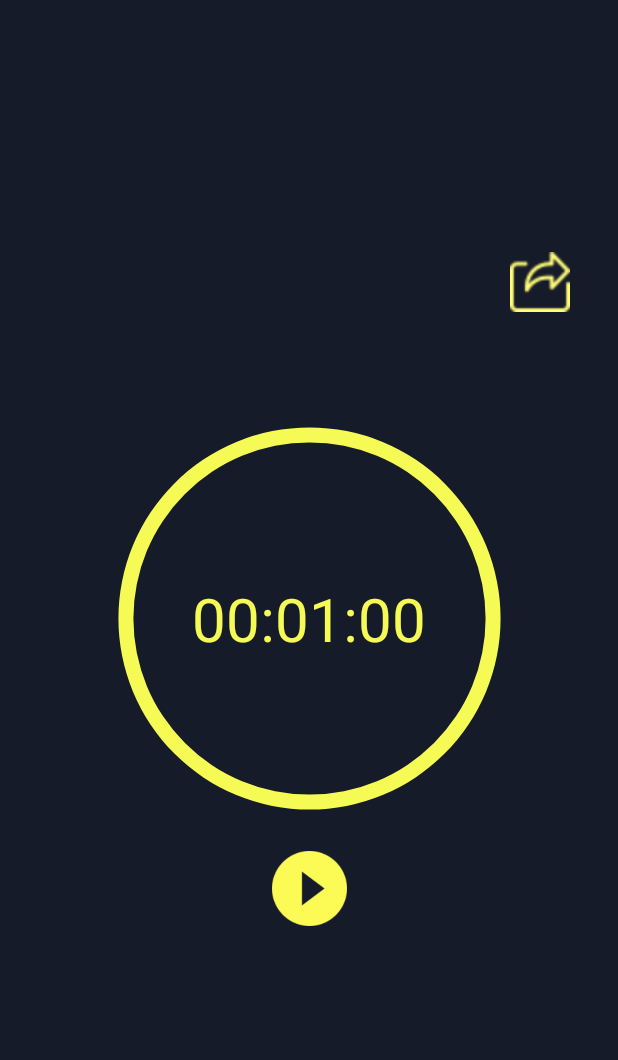
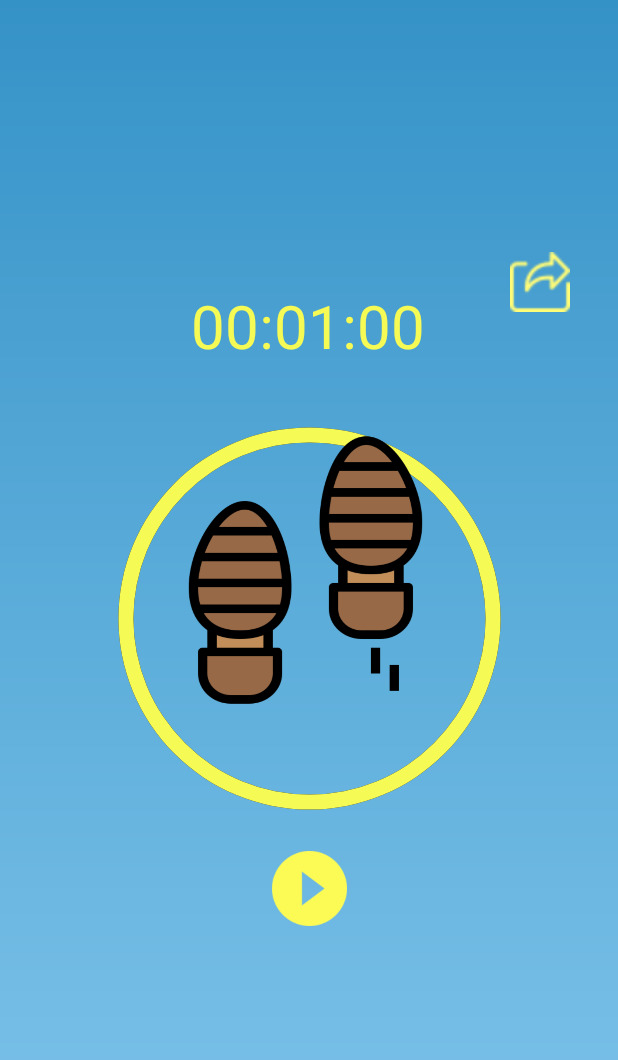
Before and after one commit to moo-nerim/keepWalking, an Android app: the screen it shows after launch (MainActivity), on a phone screen of 412 x 824 dp. Shown: the top 1060 px of the screen. Run offline under Robolectric (Android 15) with nearby library versions, the phone set to English and light mode, and no system bars; libraries missing offline, so code that uses them is left out: com.kakao.kakaolink, com.kakao.message, com.kakao.network, com.kakao.util, org.tensorflow.contrib; 2 statements that could not run were skipped.

Commit message:
Added walking animation & editing main design

```diff
--- a/app/src/main/java/com/example/gait_health_prediction_androidphone/MainActivity.java
+++ b/app/src/main/java/com/example/gait_health_prediction_androidphone/MainActivity.java
@@ -5,9 +5,8 @@ import android.accounts.Account;
 import android.accounts.AccountManager;
 import android.content.Context;
 import android.content.Intent;
-import android.content.pm.PackageInfo;
 import android.content.pm.PackageManager;
-import android.content.pm.Signature;
+import android.graphics.drawable.AnimationDrawable;
 import android.hardware.Sensor;
 import android.hardware.SensorEvent;
 import android.hardware.SensorEventListener;
@@ -21,14 +20,10 @@ import android.widget.EditText;
 import android.widget.ImageView;
 import android.widget.ProgressBar;
 import android.widget.TextView;
-import android.widget.Toast;
 
 import androidx.appcompat.app.AppCompatActivity;
 import androidx.core.app.ActivityCompat;
 
-import com.jjoe64.graphview.GraphView;
-import com.jjoe64.graphview.series.DataPoint;
-import com.jjoe64.graphview.series.LineGraphSeries;
 import com.kakao.kakaolink.v2.KakaoLinkResponse;
 import com.kakao.kakaolink.v2.KakaoLinkService;
 import com.kakao.message.template.ButtonObject;
@@ -41,9 +36,6 @@ import com.kakao.network.callback.ResponseCallback;
 import com.kakao.util.helper.log.Logger;
 
 import java.io.Serializable;
-import java.math.BigDecimal;
-import java.security.MessageDigest;
-import java.security.NoSuchAlgorithmException;
 import java.util.ArrayList;
 import java.util.Arrays;
 import java.util.HashMap;
@@ -117,7 +109,7 @@ public class MainActivity extends AppCompatActivity implements SensorEventListen
     private ImageView imageViewReset;
     private ImageView imageViewStartStop;
     private CountDownTimer countDownTimer;
-    private ImageView kakaoLinkBtn;
+    public ImageView kakaoLinkBtn;
 
     @Override
     protected void onCreate(Bundle savedInstanceState) {
@@ -173,9 +165,11 @@ public class MainActivity extends AppCompatActivity implements SensorEventListen
         ly = new ArrayList<>();
         lz = new ArrayList<>();
 
-        Log.e("getKeyHash", "" + getKeyHash(MainActivity.this));
+//        Log.e("getKeyHash", "" + getKeyHash(MainActivity.this));
 
         classifier = new ActivityClassifier(getApplicationContext());
+//        ShareKakao sh = new ShareKakao();
+//        sh.click();
 
         kakaoLinkBtn.setOnClickListener(v -> {
             FeedTemplate params = FeedTemplate
@@ -215,27 +209,28 @@ public class MainActivity extends AppCompatActivity implements SensorEventListen
         context_main1 = this;
     }
 
-    public static String getKeyHash(final Context context) {
-        PackageManager pm = context.getPackageManager();
-        try {
-            PackageInfo packageInfo = pm.getPackageInfo(context.getPackageName(), PackageManager.GET_SIGNATURES);
-            if (packageInfo == null)
-                return null;
-
-            for (Signature signature : packageInfo.signatures) {
-                try {
-                    MessageDigest md = MessageDigest.getInstance("SHA");
-                    md.update(signature.toByteArray());
-                    return android.util.Base64.encodeToString(md.digest(), android.util.Base64.NO_WRAP);
-                } catch (NoSuchAlgorithmException e) {
-                    e.printStackTrace();
-                }
-            }
-        } catch (PackageManager.NameNotFoundException e) {
-            e.printStackTrace();
-        }
-        return null;
-    }
+//      HashKey 얻기
+//    public static String getKeyHash(final Context context) {
+//        PackageManager pm = context.getPackageManager();
+//        try {
+//            PackageInfo packageInfo = pm.getPackageInfo(context.getPackageName(), PackageManager.GET_SIGNATURES);
+//            if (packageInfo == null)
+//                return null;
+//
+//            for (Signature signature : packageInfo.signatures) {
+//                try {
+//                    MessageDigest md = MessageDigest.getInstance("SHA");
+//                    md.update(signature.toByteArray());
+//                    return android.util.Base64.encodeToString(md.digest(), android.util.Base64.NO_WRAP);
+//                } catch (NoSuchAlgorithmException e) {
+//                    e.printStackTrace();
+//                }
+//            }
+//        } catch (PackageManager.NameNotFoundException e) {
+//            e.printStackTrace();
+//        }
+//        return null;
+//    }
 
     // 계정 권한 허용
     public void checkPermission() {
@@ -322,6 +317,8 @@ public class MainActivity extends AppCompatActivity implements SensorEventListen
      * method to start and stop count down timer
      */
     private void startStop() {
+        ImageView iv = findViewById(R.id.imageView1);
+        final AnimationDrawable drawable = (AnimationDrawable) iv.getBackground();
         if (timerStatus == TimerStatus.STOPPED) {
 //            walkingTextView.setText(null);
             // call to initialize the progress bar values
@@ -338,6 +335,8 @@ public class MainActivity extends AppCompatActivity implements SensorEventListen
             mSensorManager.registerListener(this, mGgyroSensor, SensorManager.SENSOR_DELAY_FASTEST);
             mSensorManager.registerListener(this, mAccelometerSensor, SensorManager.SENSOR_DELAY_FASTEST);
             mSensorManager.registerListener(this, mLinearAcceleration, SensorManager.SENSOR_DELAY_FASTEST);
+
+            drawable.start();
         } else {
             a = 0;
 
@@ -350,6 +349,8 @@ public class MainActivity extends AppCompatActivity implements SensorEventListen
             stopCountDownTimer();
 
             mSensorManager.unregisterListener(this);
+
+            drawable.stop();
         }
     }
 
@@ -563,7 +564,7 @@ public class MainActivity extends AppCompatActivity implements SensorEventListen
             Log.e("Log", "predictActivity: " + Arrays.toString(results));
 
             // MainActivity2로 전환
-            Intent intent = new Intent(MainActivity.this,MainActivity2.class);
+            Intent intent = new Intent(MainActivity.this, MainActivity2.class);
 
 //            intent.putExtra("data", (Serializable) data);
 
@@ -579,11 +580,11 @@ public class MainActivity extends AppCompatActivity implements SensorEventListen
             intent.putExtra("ly", (Serializable) ly);
             intent.putExtra("lz", (Serializable) lz);
 
+            String result = judgement(results[0], results[1]);
+            intent.putExtra("result", result);
+
             startActivity(intent);
-
-            Context hell = new MainActivity2();
             // MainActivity2 judgement() 호출
-            ((MainActivity2) hell).judgement(results[0], results[1]);
 
             data.clear();
             accX.clear();
@@ -601,21 +602,13 @@ public class MainActivity extends AppCompatActivity implements SensorEventListen
 
     }
 
-//    // Normal, abnormal judgment
-//    private void judgement(float result1, float result2) {
-//        if (result1 >= result2) {
-//            walkingTextView.setText("정상입니다🤓 \t" + results[0]);
-//        }
-//        else{
-//            walkingTextView.setText("비정상입니다😂 \t" + results[1]);
-//        }
-//    }
-
-
-    private float round(float value, int decimal_places) {
-        BigDecimal bigDecimal = new BigDecimal(Float.toString(value));
-        bigDecimal = bigDecimal.setScale(decimal_places, BigDecimal.ROUND_HALF_UP);
-        return bigDecimal.floatValue();
+    // Normal, abnormal judgment
+    private String judgement(float result1, float result2) {
+        if (result1 >= result2) {
+            return "정상입니다🤓 \t" + results[0];
+        } else {
+            return "비정상입니다😂 \t" + results[1];
+        }
     }
 
     private float[] toFloatArray(List<Float> data) {
--- /dev/null
+++ b/app/src/main/res/drawable/anim.xml
@@ -0,0 +1,9 @@
+<?xml version="1.0" encoding="utf-8"?>
+<animation-list xmlns:android="http://schemas.android.com/apk/res/android"
+    android:oneshot="false" >
+
+    <item android:drawable="@drawable/rightfoot"
+        android:duration="1000" />
+    <item android:drawable="@drawable/leftfoot"
+        android:duration="1000" />
+</animation-list>
--- /dev/null
+++ b/app/src/main/res/drawable/bg_gradient.xml
@@ -0,0 +1,9 @@
+<shape xmlns:android="http://schemas.android.com/apk/res/android"
+    android:shape="rectangle">
+    <gradient
+        android:angle="90"
+        android:centerColor="#5CADDA"
+        android:endColor="#3592C7"
+        android:startColor="#80C5EC"
+        android:type="linear" />
+</shape>
--- a/app/src/main/res/layout/activity_main.xml
+++ b/app/src/main/res/layout/activity_main.xml
@@ -5,7 +5,7 @@
     android:id="@+id/activity_main"
     android:layout_width="match_parent"
     android:layout_height="match_parent"
-    android:background="@color/colorBackground">
+    android:background="@drawable/bg_gradient">
 
     <ProgressBar
         android:id="@+id/progressBarCircle"
@@ -52,36 +52,24 @@
         android:textColor="@color/colorYellow"
         android:textSize="40sp"
         app:layout_constraintBottom_toBottomOf="parent"
+        app:layout_constraintHorizontal_bias="0.498"
         app:layout_constraintLeft_toLeftOf="parent"
         app:layout_constraintRight_toRightOf="parent"
-        app:layout_constraintTop_toTopOf="parent" />
-
-    <TextView
-        android:id="@+id/tv_output"
-        android:layout_width="427dp"
-        android:layout_height="87dp"
-        android:layout_gravity="center"
-        android:layout_marginStart="16dp"
-        android:layout_marginTop="96dp"
-        android:textColor="@color/colorYellow"
-        android:textSize="20sp"
-        app:layout_constraintStart_toStartOf="parent"
-        app:layout_constraintTop_toTopOf="parent" />
+        app:layout_constraintTop_toTopOf="parent"
+        app:layout_constraintVertical_bias="0.247" />
 
     <ImageView
         android:id="@+id/imageViewReset"
         android:layout_width="30dp"
         android:layout_height="30dp"
-        android:layout_centerHorizontal="true"
-        android:layout_centerVertical="true"
-        android:layout_marginTop="30dp"
         android:src="@drawable/icon_reset"
         android:visibility="gone"
         app:layout_constraintBottom_toBottomOf="parent"
+        app:layout_constraintHorizontal_bias="0.291"
         app:layout_constraintLeft_toLeftOf="parent"
         app:layout_constraintRight_toRightOf="parent"
-        app:layout_constraintTop_toBottomOf="@+id/textViewTime"
-        app:layout_constraintTop_toTopOf="parent" />
+        app:layout_constraintTop_toTopOf="parent"
+        app:layout_constraintVertical_bias="0.752" />
 
     <ImageView
         android:id="@+id/imageViewStartStop"
@@ -103,5 +91,15 @@
         app:layout_constraintStart_toStartOf="parent"
         app:layout_constraintTop_toTopOf="parent" />
 
+    <ImageView
+        android:id="@+id/imageView1"
+        android:layout_width="199dp"
+        android:layout_height="184dp"
+        android:layout_marginStart="104dp"
+        android:layout_marginTop="288dp"
+        android:background="@drawable/anim"
+        app:layout_constraintStart_toStartOf="parent"
+        app:layout_constraintTop_toTopOf="parent" />
+
 
 </androidx.constraintlayout.widget.ConstraintLayout>
--- a/app/src/main/res/values/colors.xml
+++ b/app/src/main/res/values/colors.xml
@@ -3,6 +3,6 @@
     <color name="colorPrimary">#1E2538</color>
     <color name="colorPrimaryDark">#0E121B</color>
     <color name="colorAccent">#F5FA55</color>
-    <color name="colorBackground">#151B29</color>
+    <color name="colorBackground">#B6DBFF</color>
     <color name="colorYellow">#F5FA55</color>
 </resources>
```
Also changed, not shown: app/src/main/java/com/example/gait_health_prediction_androidphone/MainActivity2.java (+14 -8 lines), app/src/main/java/com/example/gait_health_prediction_androidphone/ShareKakao.java (added, +55 -0 lines), app/src/main/res/layout/activity_main2.xml (+11 -0 lines), app/src/main/res/drawable/leftfoot.png (added), app/src/main/res/drawable/rightfoot.png (added).
